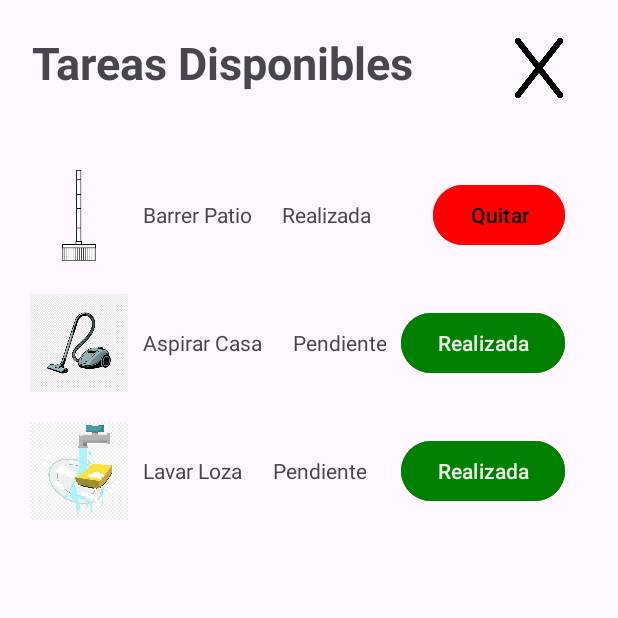
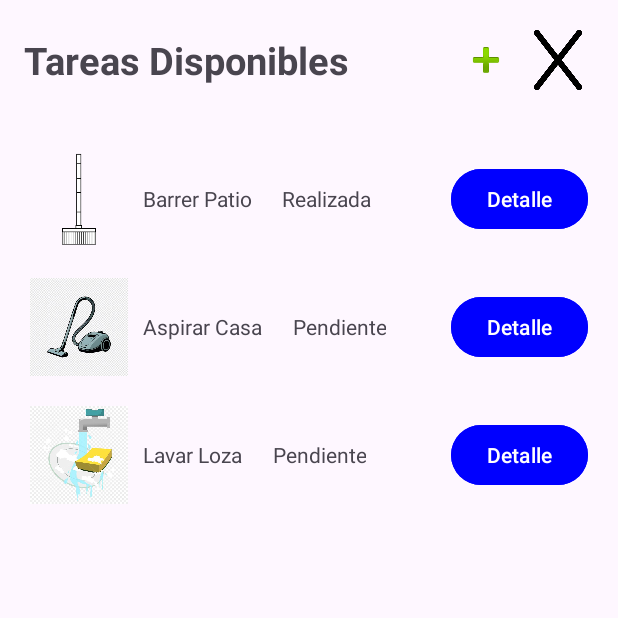
Before and after one commit to nicolasceronamigo/TareasHogar, an Android app: the ListaActivity screen opened directly, with no data from a screen before it, on a phone screen of 412 x 824 dp, the top half of it. Run offline under Robolectric (Android 15) with nearby library versions, the phone set to English and light mode, and no system bars.

Commit message:
Se añade pantalla de Detalle, se modifica pantalla de lista y se remueven archivos innecesarios

```diff
--- a/app/src/main/AndroidManifest.xml
+++ b/app/src/main/AndroidManifest.xml
@@ -11,6 +11,9 @@
         android:roundIcon="@mipmap/ic_launcher_round"
         android:supportsRtl="true"
         android:theme="@style/Theme.TareasHogar">
+        <activity
+            android:name=".DetalleActivity"
+            android:exported="false" />
         <activity
             android:name=".ListaActivity"
             android:exported="false" />
--- a/app/src/main/res/layout/activity_lista.xml
+++ b/app/src/main/res/layout/activity_lista.xml
@@ -9,24 +9,33 @@
     <LinearLayout
         android:layout_width="match_parent"
         android:layout_height="wrap_content"
-        android:layout_margin="5dp"
         android:orientation="horizontal"
+        android:gravity="center_vertical"
         android:padding="16dp"
         >
         <TextView
             android:id="@+id/txtListaTareas"
-            android:layout_width="wrap_content"
+            android:layout_width="0dp"
             android:layout_height="wrap_content"
+            android:layout_weight="1"
             android:textStyle="bold"
-            android:textSize="30sp"
+            android:textSize="25sp"
             android:text="@string/titulo_lista"
             />
+
+        <ImageButton
+            android:id="@+id/btnAgregar"
+            android:layout_width="48dp"
+            android:layout_height="48dp"
+            android:background="@android:color/transparent"
+            android:contentDescription="@string/agregar_tarea"
+            android:src="@android:drawable/ic_input_add"
+            tools:ignore="ImageContrastCheck" />
 
         <ImageButton
             android:id="@+id/btnCerrarSesion"
             android:layout_width="48dp"
             android:layout_height="48dp"
-            android:layout_marginStart="60dp"
             android:background="@android:color/transparent"
             android:contentDescription="@string/cerrar_sesion"
             android:scaleType="centerCrop"
@@ -37,7 +46,7 @@
         android:layout_height="0dp"
         android:layout_weight="1">
         <LinearLayout
-            android:layout_width="wrap_content"
+            android:layout_width="match_parent"
             android:layout_height="wrap_content"
             android:orientation="vertical"
             android:layout_margin="10dp"
@@ -83,10 +92,10 @@
                 <Button
                     android:layout_width="wrap_content"
                     android:layout_height="wrap_content"
-                    android:backgroundTint="@color/red"
-                    android:text="@string/btn_quitar"
-                    android:textColor="#000000"
-                    />
+                    android:backgroundTint="@color/blue"
+                    android:text="@string/btn_detalle"
+                    android:textColor="@color/white"
+                    tools:ignore="DuplicateSpeakableTextCheck" />
             </LinearLayout>
 
             <LinearLayout
@@ -128,10 +137,10 @@
                 <Button
                     android:layout_width="wrap_content"
                     android:layout_height="wrap_content"
-                    android:backgroundTint="@color/green"
-                    android:text="@string/btn_realizada"
-                    android:textColor="#E8F5E9"
-                    tools:ignore="DuplicateSpeakableTextCheck" />
+                    android:backgroundTint="@color/blue"
+                    android:text="@string/btn_detalle"
+                    android:textColor="@color/white"
+                    />
             </LinearLayout>
 
             <LinearLayout
@@ -173,9 +182,10 @@
                 <Button
                     android:layout_width="wrap_content"
                     android:layout_height="wrap_content"
-                    android:backgroundTint="@color/green"
-                    android:text="@string/btn_realizada"
-                    android:textColor="#E8F5E9" />
+                    android:backgroundTint="@color/blue"
+                    android:text="@string/btn_detalle"
+                    android:textColor="@color/white"
+                    />
             </LinearLayout>
         </LinearLayout>
     </ScrollView>
--- a/app/src/main/res/mipmap-anydpi-v26/barrer_escoba.xml
+++ /dev/null
@@ -1,5 +0,0 @@
-<?xml version="1.0" encoding="utf-8"?>
-<adaptive-icon xmlns:android="http://schemas.android.com/apk/res/android">
-    <background android:drawable="@drawable/barrer_escoba_background"/>
-    <foreground android:drawable="@mipmap/barrer_escoba_foreground"/>
-</adaptive-icon>
--- a/app/src/main/res/mipmap-anydpi-v26/barrer_escoba_round.xml
+++ /dev/null
@@ -1,5 +0,0 @@
-<?xml version="1.0" encoding="utf-8"?>
-<adaptive-icon xmlns:android="http://schemas.android.com/apk/res/android">
-    <background android:drawable="@drawable/barrer_escoba_background"/>
-    <foreground android:drawable="@mipmap/barrer_escoba_foreground"/>
-</adaptive-icon>
--- a/app/src/main/res/mipmap-anydpi-v26/escoba.xml
+++ /dev/null
@@ -1,5 +0,0 @@
-<?xml version="1.0" encoding="utf-8"?>
-<adaptive-icon xmlns:android="http://schemas.android.com/apk/res/android">
-    <background android:drawable="@drawable/escoba_background"/>
-    <foreground android:drawable="@mipmap/escoba_foreground"/>
-</adaptive-icon>
--- a/app/src/main/res/mipmap-anydpi-v26/escoba_round.xml
+++ /dev/null
@@ -1,5 +0,0 @@
-<?xml version="1.0" encoding="utf-8"?>
-<adaptive-icon xmlns:android="http://schemas.android.com/apk/res/android">
-    <background android:drawable="@drawable/escoba_background"/>
-    <foreground android:drawable="@mipmap/escoba_foreground"/>
-</adaptive-icon>
--- a/app/src/main/res/mipmap-anydpi-v26/x.xml
+++ /dev/null
@@ -1,5 +0,0 @@
-<?xml version="1.0" encoding="utf-8"?>
-<adaptive-icon xmlns:android="http://schemas.android.com/apk/res/android">
-    <background android:drawable="@drawable/x_background"/>
-    <foreground android:drawable="@mipmap/x_foreground"/>
-</adaptive-icon>
--- a/app/src/main/res/mipmap-anydpi-v26/x_round.xml
+++ /dev/null
@@ -1,5 +0,0 @@
-<?xml version="1.0" encoding="utf-8"?>
-<adaptive-icon xmlns:android="http://schemas.android.com/apk/res/android">
-    <background android:drawable="@drawable/x_background"/>
-    <foreground android:drawable="@mipmap/x_foreground"/>
-</adaptive-icon>
--- a/app/src/main/res/values/colors.xml
+++ b/app/src/main/res/values/colors.xml
@@ -4,4 +4,6 @@
     <color name="white">#FFFFFFFF</color>
     <color name="green">#008000</color>
     <color name="red">#FF0000</color>
+    <color name="yellow">#FFFF00</color>
+    <color name="blue">#0000FF</color>
 </resources>
--- a/app/src/main/res/values/strings.xml
+++ b/app/src/main/res/values/strings.xml
@@ -10,6 +10,7 @@
 
     <string name="titulo_lista">Tareas Disponibles</string>
     <string name="cerrar_sesion">Cerrar Sesión</string>
+    <string name="agregar_tarea">Agregar Tarea</string>
 
     <string name="descripcion_barrer">Barrer Patio</string>
     <string name="txt_barrer_patio">Barrer Patio</string>
@@ -23,8 +24,12 @@
     <string name="txt_estado_tarea_realizada">Realizada</string>
     <string name="txt_estado_tarea_pendiente">Pendiente</string>
 
-    <string name="btn_quitar">Quitar</string>
-    <string name="btn_realizada">Realizada</string>
-
-
+    <string name="btn_detalle">Detalle</string>
+    <string name="txt_veces_realizada"> Cantidad realizada: </string>
+    <string name="txt_num_realizada"> 5 </string>
+    <string name="txt_ultima_realizada">Realizada por última vez: </string>
+    <string name="txt_fecha_ultima_realizada">19-11-2026</string>
+    <string name="sw_realizada">Marcar como Realizada</string>
+    <string name="btn_editar">Editar Tarea</string>
+    <string name="btn_eliminar">Eliminar Tarea</string>
 </resources>
```
Also changed, not shown: app/src/main/java/com/example/tareashogar/DetalleActivity.kt (added, +20 -0 lines), app/src/main/res/layout/activity_detalle.xml (added, +122 -0 lines).
